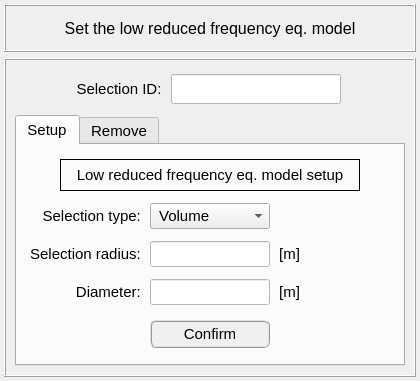
Old version of the form data/ui_files/model/acoustic/lrf_eq_model_inputs.ui in the repository MOPT-UFSC/VIBRA.
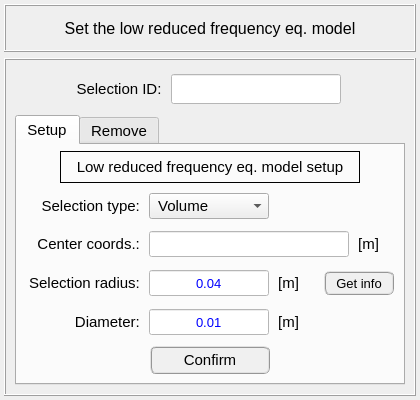
New version of the form.

Commit message: New elements selector - LRF eq. model

The edit to the form file:
```diff
--- a/data/ui_files/model/acoustic/lrf_eq_model_inputs.ui
+++ b/data/ui_files/model/acoustic/lrf_eq_model_inputs.ui
@@ -7,13 +7,19 @@
     <x>0</x>
     <y>0</y>
     <width>420</width>
-    <height>381</height>
+    <height>400</height>
    </rect>
   </property>
   <property name="minimumSize">
    <size>
     <width>420</width>
-    <height>0</height>
+    <height>400</height>
+   </size>
+  </property>
+  <property name="maximumSize">
+   <size>
+    <width>16777215</width>
+    <height>400</height>
    </size>
   </property>
   <property name="windowTitle">
@@ -251,29 +257,156 @@
            <number>2</number>
           </property>
           <property name="topMargin">
-           <number>10</number>
+           <number>4</number>
           </property>
           <property name="rightMargin">
            <number>2</number>
           </property>
           <property name="bottomMargin">
-           <number>10</number>
+           <number>4</number>
           </property>
           <property name="spacing">
            <number>2</number>
           </property>
-          <item row="2" column="0">
+          <item row="5" column="0">
+           <widget class="QFrame" name="frame_13">
+            <property name="frameShape">
+             <enum>QFrame::NoFrame</enum>
+            </property>
+            <property name="frameShadow">
+             <enum>QFrame::Raised</enum>
+            </property>
+            <layout class="QGridLayout" name="gridLayout_10">
+             <property name="leftMargin">
+              <number>0</number>
+             </property>
+             <property name="topMargin">
+              <number>0</number>
+             </property>
+             <property name="rightMargin">
+              <number>0</number>
+             </property>
+             <property name="bottomMargin">
+              <number>0</number>
+             </property>
+             <property name="spacing">
+              <number>0</number>
+             </property>
+             <item row="0" column="1">
+              <widget class="QLineEdit" name="lineEdit_diameter">
+               <property name="minimumSize">
+                <size>
+                 <width>120</width>
+                 <height>26</height>
+                </size>
+               </property>
+               <property name="maximumSize">
+                <size>
+                 <width>120</width>
+                 <height>26</height>
+                </size>
+               </property>
+               <property name="font">
+                <font>
+                 <family>MS Shell Dlg 2</family>
+                 <pointsize>10</pointsize>
+                 <weight>50</weight>
+                 <italic>false</italic>
+                 <bold>false</bold>
+                </font>
+               </property>
+               <property name="toolTip">
+                <string>&lt;html&gt;&lt;head/&gt;&lt;body&gt;&lt;p&gt;Hole diameter in meters.&lt;/p&gt;&lt;/body&gt;&lt;/html&gt;</string>
+               </property>
+               <property name="styleSheet">
+                <string notr="true">color: rgb(0, 0, 255);
+background-color: rgb(255, 255, 255);</string>
+               </property>
+               <property name="text">
+                <string>0.01</string>
+               </property>
+               <property name="alignment">
+                <set>Qt::AlignCenter</set>
+               </property>
+              </widget>
+             </item>
+             <item row="0" column="0">
+              <widget class="QLabel" name="label_diameter">
+               <property name="minimumSize">
+                <size>
+                 <width>120</width>
+                 <height>26</height>
+                </size>
+               </property>
+               <property name="maximumSize">
+                <size>
+                 <width>120</width>
+                 <height>26</height>
+                </size>
+               </property>
+               <property name="font">
+                <font>
+                 <family>MS Shell Dlg 2</family>
+                 <pointsize>11</pointsize>
+                 <weight>50</weight>
+                 <italic>false</italic>
+                 <bold>false</bold>
+                </font>
+               </property>
+               <property name="text">
+                <string>Diameter: </string>
+               </property>
+               <property name="alignment">
+                <set>Qt::AlignRight|Qt::AlignTrailing|Qt::AlignVCenter</set>
+               </property>
+              </widget>
+             </item>
+             <item row="0" column="2">
+              <widget class="QLabel" name="label_unit">
+               <property name="minimumSize">
+                <size>
+                 <width>80</width>
+                 <height>26</height>
+                </size>
+               </property>
+               <property name="maximumSize">
+                <size>
+                 <width>120</width>
+                 <height>26</height>
+                </size>
+               </property>
+               <property name="font">
+                <font>
+                 <family>MS Shell Dlg 2</family>
+                 <pointsize>11</pointsize>
+                 <weight>50</weight>
+                 <italic>false</italic>
+                 <bold>false</bold>
+                </font>
+               </property>
+               <property name="text">
+                <string> [m]</string>
+               </property>
+               <property name="alignment">
+                <set>Qt::AlignLeading|Qt::AlignLeft|Qt::AlignVCenter</set>
+               </property>
+              </widget>
+             </item>
+            </layout>
+           </widget>
+          </item>
+          <item row="6" column="0">
            <widget class="QFrame" name="frame_7">
             <property name="minimumSize">
              <size>
               <width>340</width>
-              <height>40</height>
+              <height>0</height>
              </size>
             </property>
             <property name="maximumSize">
              <size>
               <width>400</width>
-              <height>40</height>
+              <height>16777215</height>
              </size>
             </property>
             <property name="frameShape">
@@ -298,7 +431,27 @@
              <property name="spacing">
               <number>0</number>
              </property>
+             <item row="0" column="2">
+              <widget class="QFrame" name="frame_15">
+               <property name="frameShape">
+                <enum>QFrame::NoFrame</enum>
+               </property>
+               <property name="frameShadow">
+                <enum>QFrame::Raised</enum>
+               </property>
+              </widget>
+             </item>
              <item row="0" column="0">
+              <widget class="QFrame" name="frame_14">
+               <property name="frameShape">
+                <enum>QFrame::NoFrame</enum>
+               </property>
+               <property name="frameShadow">
+                <enum>QFrame::Raised</enum>
+               </property>
+              </widget>
+             </item>
+             <item row="0" column="1">
               <widget class="QPushButton" name="pushButton_confirm">
                <property name="minimumSize">
                 <size>
@@ -335,31 +488,14 @@
            </widget>
           </item>
           <item row="1" column="0">
-           <widget class="QFrame" name="frame_8">
-            <property name="minimumSize">
-             <size>
-              <width>340</width>
-              <height>80</height>
-             </size>
-            </property>
-            <property name="maximumSize">
-             <size>
-              <width>400</width>
-              <height>160</height>
-             </size>
-            </property>
-            <property name="font">
-             <font>
-              <pointsize>11</pointsize>
-             </font>
-            </property>
+           <widget class="QFrame" name="frame_3">
             <property name="frameShape">
              <enum>QFrame::NoFrame</enum>
             </property>
             <property name="frameShadow">
              <enum>QFrame::Raised</enum>
             </property>
-            <layout class="QGridLayout" name="gridLayout_3">
+            <layout class="QGridLayout" name="gridLayout_13">
              <property name="leftMargin">
               <number>0</number>
              </property>
@@ -372,252 +508,10 @@
              <property name="bottomMargin">
               <number>0</number>
              </property>
-             <item row="1" column="1">
-              <widget class="QLabel" name="label_selection_type_2">
-               <property name="minimumSize">
-                <size>
-                 <width>120</width>
-                 <height>26</height>
-                </size>
-               </property>
-               <property name="maximumSize">
-                <size>
-                 <width>120</width>
-                 <height>26</height>
-                </size>
-               </property>
-               <property name="font">
-                <font>
-                 <family>MS Shell Dlg 2</family>
-                 <pointsize>11</pointsize>
-                 <weight>50</weight>
-                 <italic>false</italic>
-                 <bold>false</bold>
-                </font>
-               </property>
-               <property name="text">
-                <string>Selection radius: </string>
-               </property>
-               <property name="alignment">
-                <set>Qt::AlignRight|Qt::AlignTrailing|Qt::AlignVCenter</set>
-               </property>
-              </widget>
-             </item>
-             <item row="1" column="2">
-              <widget class="QLineEdit" name="lineEdit_selection_radius">
-               <property name="minimumSize">
-                <size>
-                 <width>120</width>
-                 <height>26</height>
-                </size>
-               </property>
-               <property name="maximumSize">
-                <size>
-                 <width>120</width>
-                 <height>26</height>
-                </size>
-               </property>
-               <property name="font">
-                <font>
-                 <family>MS Shell Dlg 2</family>
-                 <pointsize>10</pointsize>
-                 <weight>50</weight>
-                 <italic>false</italic>
-                 <bold>false</bold>
-                </font>
-               </property>
-               <property name="toolTip">
-                <string>&lt;html&gt;&lt;head/&gt;&lt;body&gt;&lt;p&gt;Selection radius of interest in meters.&lt;/p&gt;&lt;/body&gt;&lt;/html&gt;</string>
-               </property>
-               <property name="styleSheet">
-                <string notr="true">color: rgb(0, 0, 255);
-background-color: rgb(255, 255, 255);</string>
-               </property>
-               <property name="alignment">
-                <set>Qt::AlignCenter</set>
-               </property>
-              </widget>
-             </item>
-             <item row="2" column="0">
-              <widget class="QFrame" name="frame_9">
-               <property name="frameShape">
-                <enum>QFrame::NoFrame</enum>
-               </property>
-               <property name="frameShadow">
-                <enum>QFrame::Raised</enum>
-               </property>
-              </widget>
-             </item>
-             <item row="2" column="4">
-              <widget class="QFrame" name="frame_3">
-               <property name="frameShape">
-                <enum>QFrame::NoFrame</enum>
-               </property>
-               <property name="frameShadow">
-                <enum>QFrame::Raised</enum>
-               </property>
-              </widget>
-             </item>
+             <property name="spacing">
+              <number>0</number>
+             </property>
              <item row="0" column="1">
-              <widget class="QLabel" name="label_selection_type">
-               <property name="minimumSize">
-                <size>
-                 <width>120</width>
-                 <height>26</height>
-                </size>
-               </property>
-               <property name="maximumSize">
-                <size>
-                 <width>120</width>
-                 <height>26</height>
-                </size>
-               </property>
-               <property name="font">
-                <font>
-                 <family>MS Shell Dlg 2</family>
-                 <pointsize>11</pointsize>
-                 <weight>50</weight>
-                 <italic>false</italic>
-                 <bold>false</bold>
-                </font>
-               </property>
-               <property name="text">
-                <string>Selection type: </string>
-               </property>
-               <property name="alignment">
-                <set>Qt::AlignRight|Qt::AlignTrailing|Qt::AlignVCenter</set>
-               </property>
-              </widget>
-             </item>
-             <item row="2" column="2">
-              <widget class="QLineEdit" name="lineEdit_diameter">
-               <property name="minimumSize">
-                <size>
-                 <width>120</width>
-                 <height>26</height>
-                </size>
-               </property>
-               <property name="maximumSize">
-                <size>
-                 <width>120</width>
-                 <height>26</height>
-                </size>
-               </property>
-               <property name="font">
-                <font>
-                 <family>MS Shell Dlg 2</family>
-                 <pointsize>10</pointsize>
-                 <weight>50</weight>
-                 <italic>false</italic>
-                 <bold>false</bold>
-                </font>
-               </property>
-               <property name="toolTip">
-                <string>&lt;html&gt;&lt;head/&gt;&lt;body&gt;&lt;p&gt;Hole diameter in meters.&lt;/p&gt;&lt;/body&gt;&lt;/html&gt;</string>
-               </property>
-               <property name="styleSheet">
-                <string notr="true">color: rgb(0, 0, 255);
-background-color: rgb(255, 255, 255);</string>
-               </property>
-               <property name="alignment">
-                <set>Qt::AlignCenter</set>
-               </property>
-              </widget>
-             </item>
-             <item row="2" column="1">
-              <widget class="QLabel" name="label_diameter">
-               <property name="minimumSize">
-                <size>
-                 <width>120</width>
-                 <height>26</height>
-                </size>
-               </property>
-               <property name="maximumSize">
-                <size>
-                 <width>120</width>
-                 <height>26</height>
-                </size>
-               </property>
-               <property name="font">
-                <font>
-                 <family>MS Shell Dlg 2</family>
-                 <pointsize>11</pointsize>
-                 <weight>50</weight>
-                 <italic>false</italic>
-                 <bold>false</bold>
-                </font>
-               </property>
-               <property name="text">
-                <string>Diameter: </string>
-               </property>
-               <property name="alignment">
-                <set>Qt::AlignRight|Qt::AlignTrailing|Qt::AlignVCenter</set>
-               </property>
-              </widget>
-             </item>
-             <item row="2" column="3">
-              <widget class="QLabel" name="label_unit">
-               <property name="minimumSize">
-                <size>
-                 <width>120</width>
-                 <height>26</height>
-                </size>
-               </property>
-               <property name="maximumSize">
-                <size>
-                 <width>120</width>
-                 <height>26</height>
-                </size>
-               </property>
-               <property name="font">
-                <font>
-                 <family>MS Shell Dlg 2</family>
-                 <pointsize>11</pointsize>
-                 <weight>50</weight>
-                 <italic>false</italic>
-                 <bold>false</bold>
-                </font>
-               </property>
-               <property name="text">
-                <string> [m]</string>
-               </property>
-               <property name="alignment">
-                <set>Qt::AlignLeading|Qt::AlignLeft|Qt::AlignVCenter</set>
-               </property>
-              </widget>
-             </item>
-             <item row="1" column="3">
-              <widget class="QLabel" name="label_unit_2">
-               <property name="minimumSize">
-                <size>
-                 <width>120</width>
-                 <height>26</height>
-                </size>
-               </property>
-               <property name="maximumSize">
-                <size>
-                 <width>120</width>
-                 <height>26</height>
-                </size>
-               </property>
-               <property name="font">
-                <font>
-                 <family>MS Shell Dlg 2</family>
-                 <pointsize>11</pointsize>
-                 <weight>50</weight>
-                 <italic>false</italic>
-                 <bold>false</bold>
-                </font>
-               </property>
-               <property name="text">
-                <string> [m]</string>
-               </property>
-               <property name="alignment">
-                <set>Qt::AlignLeading|Qt::AlignLeft|Qt::AlignVCenter</set>
-               </property>
-              </widget>
-             </item>
-             <item row="0" column="2">
               <widget class="QComboBox" name="comboBox_selection_type">
                <property name="minimumSize">
                 <size>
@@ -648,6 +542,59 @@
                </item>
               </widget>
              </item>
+             <item row="0" column="0">
+              <widget class="QLabel" name="label_selection_type">
+               <property name="minimumSize">
+                <size>
+                 <width>120</width>
+                 <height>26</height>
+                </size>
+               </property>
+               <property name="maximumSize">
+                <size>
+                 <width>120</width>
+                 <height>26</height>
+                </size>
+               </property>
+               <property name="font">
+                <font>
+                 <family>MS Shell Dlg 2</family>
+                 <pointsize>11</pointsize>
+                 <weight>50</weight>
+                 <italic>false</italic>
+                 <bold>false</bold>
+                </font>
+               </property>
+               <property name="text">
+                <string>Selection type: </string>
+               </property>
+               <property name="alignment">
+                <set>Qt::AlignRight|Qt::AlignTrailing|Qt::AlignVCenter</set>
+               </property>
+              </widget>
+             </item>
+             <item row="0" column="2">
+              <widget class="QFrame" name="frame_9">
+               <property name="minimumSize">
+                <size>
+                 <width>80</width>
+                 <height>0</height>
+                </size>
+               </property>
+               <property name="maximumSize">
+                <size>
+                 <width>120</width>
+                 <height>16777215</height>
+                </size>
+               </property>
+               <property name="frameShape">
+                <enum>QFrame::NoFrame</enum>
+               </property>
+               <property name="frameShadow">
+                <enum>QFrame::Raised</enum>
+               </property>
+              </widget>
+             </item>
             </layout>
            </widget>
           </item>
@@ -656,7 +603,7 @@
             <property name="maximumSize">
              <size>
               <width>16777215</width>
-              <height>40</height>
+              <height>16777215</height>
              </size>
             </property>
             <property name="frameShape">
@@ -708,6 +655,330 @@
             </layout>
            </widget>
           </item>
+          <item row="3" column="0">
+           <widget class="QFrame" name="frame_selection_by_surface">
+            <property name="frameShape">
+             <enum>QFrame::NoFrame</enum>
+            </property>
+            <property name="frameShadow">
+             <enum>QFrame::Raised</enum>
+            </property>
+            <layout class="QGridLayout" name="gridLayout_9">
+             <property name="leftMargin">
+              <number>0</number>
+             </property>
+             <property name="topMargin">
+              <number>0</number>
+             </property>
+             <property name="rightMargin">
+              <number>0</number>
+             </property>
+             <property name="bottomMargin">
+              <number>0</number>
+             </property>
+             <property name="spacing">
+              <number>0</number>
+             </property>
+             <item row="0" column="2">
+              <widget class="QFrame" name="frame_16">
+               <property name="maximumSize">
+                <size>
+                 <width>120</width>
+                 <height>16777215</height>
+                </size>
+               </property>
+               <property name="frameShape">
+                <enum>QFrame::NoFrame</enum>
+               </property>
+               <property name="frameShadow">
+                <enum>QFrame::Raised</enum>
+               </property>
+               <layout class="QGridLayout" name="gridLayout_14">
+                <property name="leftMargin">
+                 <number>0</number>
+                </property>
+                <property name="topMargin">
+                 <number>0</number>
+                </property>
+                <property name="rightMargin">
+                 <number>0</number>
+                </property>
+                <property name="bottomMargin">
+                 <number>0</number>
+                </property>
+                <property name="spacing">
+                 <number>0</number>
+                </property>
+                <item row="0" column="0">
+                 <widget class="QLabel" name="label_unit_2">
+                  <property name="minimumSize">
+                   <size>
+                    <width>40</width>
+                    <height>26</height>
+                   </size>
+                  </property>
+                  <property name="maximumSize">
+                   <size>
+                    <width>120</width>
+                    <height>26</height>
+                   </size>
+                  </property>
+                  <property name="font">
+                   <font>
+                    <family>MS Shell Dlg 2</family>
+                    <pointsize>11</pointsize>
+                    <weight>50</weight>
+                    <italic>false</italic>
+                    <bold>false</bold>
+                   </font>
+                  </property>
+                  <property name="text">
+                   <string> [m]</string>
+                  </property>
+                  <property name="alignment">
+                   <set>Qt::AlignLeading|Qt::AlignLeft|Qt::AlignVCenter</set>
+                  </property>
+                 </widget>
+                </item>
+                <item row="0" column="1">
+                 <widget class="QPushButton" name="pushButton_selection_info">
+                  <property name="minimumSize">
+                   <size>
+                    <width>70</width>
+                    <height>24</height>
+                   </size>
+                  </property>
+                  <property name="maximumSize">
+                   <size>
+                    <width>70</width>
+                    <height>24</height>
+                   </size>
+                  </property>
+                  <property name="font">
+                   <font>
+                    <family>MS Shell Dlg 2</family>
+                    <pointsize>10</pointsize>
+                    <weight>50</weight>
+                    <italic>false</italic>
+                    <bold>false</bold>
+                   </font>
+                  </property>
+                  <property name="toolTip">
+                   <string>&lt;html&gt;&lt;head/&gt;&lt;body&gt;&lt;p&gt;Get the selection information&lt;/p&gt;&lt;/body&gt;&lt;/html&gt;</string>
+                  </property>
+                  <property name="styleSheet">
+                   <string notr="true">QPushButton{border-radius: 6px; border-color: rgb(150, 150, 150); border-style: ridge; border-width: 2px; color: rgb(0, 0, 0); background-color: rgb(240, 240, 240); font: 10pt &quot;MS Shell Dlg 2&quot;}
+QPushButton:hover{border-radius: 6px; border-color: rgb(0, 170, 255); border-style: ridge; border-width: 2px; color: rgb(0, 0, 0); background-color: rgba(174, 213, 255, 100); font: 10pt &quot;MS Shell Dlg 2l&quot;}
+QPushButton:pressed{border-radius: 6px; border-color: rgb(0, 170, 255); border-style: ridge; border-width: 2px; color: rgb(0, 0, 0); background-color: rgb(174, 213, 255); font: 10pt &quot;MS Shell Dlg 2&quot;}
+QPushButton:disabled{border-radius: 6px; border-color: rgb(100, 100, 100); border-style: ridge; border-width: 2px; color: rgb(150, 150, 150); background-color: rgba(220, 220, 220, 120); font: 10pt &quot;MS Shell Dlg 2&quot;}</string>
+                  </property>
+                  <property name="text">
+                   <string>Get info</string>
+                  </property>
+                 </widget>
+                </item>
+               </layout>
+              </widget>
+             </item>
+             <item row="0" column="1">
+              <widget class="QLineEdit" name="lineEdit_selection_radius">
+               <property name="minimumSize">
+                <size>
+                 <width>120</width>
+                 <height>26</height>
+                </size>
+               </property>
+               <property name="maximumSize">
+                <size>
+                 <width>120</width>
+                 <height>26</height>
+                </size>
+               </property>
+               <property name="font">
+                <font>
+                 <family>MS Shell Dlg 2</family>
+                 <pointsize>10</pointsize>
+                 <weight>50</weight>
+                 <italic>false</italic>
+                 <bold>false</bold>
+                </font>
+               </property>
+               <property name="toolTip">
+                <string>&lt;html&gt;&lt;head/&gt;&lt;body&gt;&lt;p&gt;The radius of selection sphere in meters.&lt;/p&gt;&lt;/body&gt;&lt;/html&gt;</string>
+               </property>
+               <property name="styleSheet">
+                <string notr="true">color: rgb(0, 0, 255);
+background-color: rgb(255, 255, 255);</string>
+               </property>
+               <property name="text">
+                <string>0.04</string>
+               </property>
+               <property name="alignment">
+                <set>Qt::AlignCenter</set>
+               </property>
+              </widget>
+             </item>
+             <item row="0" column="0">
+              <widget class="QLabel" name="label_selection_type_2">
+               <property name="minimumSize">
+                <size>
+                 <width>120</width>
+                 <height>26</height>
+                </size>
+               </property>
+               <property name="maximumSize">
+                <size>
+                 <width>120</width>
+                 <height>26</height>
+                </size>
+               </property>
+               <property name="font">
+                <font>
+                 <family>MS Shell Dlg 2</family>
+                 <pointsize>11</pointsize>
+                 <weight>50</weight>
+                 <italic>false</italic>
+                 <bold>false</bold>
+                </font>
+               </property>
+               <property name="text">
+                <string>Selection radius: </string>
+               </property>
+               <property name="alignment">
+                <set>Qt::AlignRight|Qt::AlignTrailing|Qt::AlignVCenter</set>
+               </property>
+              </widget>
+             </item>
+            </layout>
+           </widget>
+          </item>
+          <item row="2" column="0">
+           <widget class="QFrame" name="frame_center_coordinates">
+            <property name="frameShape">
+             <enum>QFrame::NoFrame</enum>
+            </property>
+            <property name="frameShadow">
+             <enum>QFrame::Raised</enum>
+            </property>
+            <layout class="QGridLayout" name="gridLayout_3">
+             <property name="leftMargin">
+              <number>0</number>
+             </property>
+             <property name="topMargin">
+              <number>0</number>
+             </property>
+             <property name="rightMargin">
+              <number>0</number>
+             </property>
+             <property name="bottomMargin">
+              <number>0</number>
+             </property>
+             <property name="spacing">
+              <number>0</number>
+             </property>
+             <item row="0" column="0">
+              <widget class="QLabel" name="label_diameter_3">
+               <property name="minimumSize">
+                <size>
+                 <width>120</width>
+                 <height>26</height>
+                </size>
+               </property>
+               <property name="maximumSize">
+                <size>
+                 <width>120</width>
+                 <height>26</height>
+                </size>
+               </property>
+               <property name="font">
+                <font>
+                 <family>MS Shell Dlg 2</family>
+                 <pointsize>11</pointsize>
+                 <weight>50</weight>
+                 <italic>false</italic>
+                 <bold>false</bold>
+                </font>
+               </property>
+               <property name="text">
+                <string>Center coords.: </string>
+               </property>
+               <property name="alignment">
+                <set>Qt::AlignRight|Qt::AlignTrailing|Qt::AlignVCenter</set>
+               </property>
+              </widget>
+             </item>
+             <item row="0" column="1">
+              <widget class="QLineEdit" name="lineEdit_center_coordinates">
+               <property name="minimumSize">
+                <size>
+                 <width>120</width>
+                 <height>26</height>
+                </size>
+               </property>
+               <property name="maximumSize">
+                <size>
+                 <width>200</width>
+                 <height>26</height>
+                </size>
+               </property>
+               <property name="font">
+                <font>
+                 <family>MS Shell Dlg 2</family>
+                 <pointsize>10</pointsize>
+                 <weight>50</weight>
+                 <italic>false</italic>
+                 <bold>false</bold>
+                </font>
+               </property>
+               <property name="toolTip">
+                <string>&lt;html&gt;&lt;head/&gt;&lt;body&gt;&lt;p&gt;The average coordinates center of selected surfaces in meters.&lt;/p&gt;&lt;/body&gt;&lt;/html&gt;</string>
+               </property>
+               <property name="styleSheet">
+                <string notr="true">color: rgb(0, 0, 255);
+background-color: rgb(255, 255, 255);</string>
+               </property>
+               <property name="text">
+                <string/>
+               </property>
+               <property name="alignment">
+                <set>Qt::AlignCenter</set>
+               </property>
+              </widget>
+             </item>
+             <item row="0" column="2">
+              <widget class="QLabel" name="label_unit_5">
+               <property name="minimumSize">
+                <size>
+                 <width>40</width>
+                 <height>26</height>
+                </size>
+               </property>
+               <property name="maximumSize">
+                <size>
+                 <width>40</width>
+                 <height>26</height>
+                </size>
+               </property>
+               <property name="font">
+                <font>
+                 <family>MS Shell Dlg 2</family>
+                 <pointsize>11</pointsize>
+                 <weight>50</weight>
+                 <italic>false</italic>
+                 <bold>false</bold>
+                </font>
+               </property>
+               <property name="text">
+                <string> [m]</string>
+               </property>
+               <property name="alignment">
+                <set>Qt::AlignLeading|Qt::AlignLeft|Qt::AlignVCenter</set>
+               </property>
+              </widget>
+             </item>
+            </layout>
+           </widget>
+          </item>
          </layout>
         </widget>
         <widget class="QWidget" name="tab_remove">
```
The commit also changes 7 other files.
